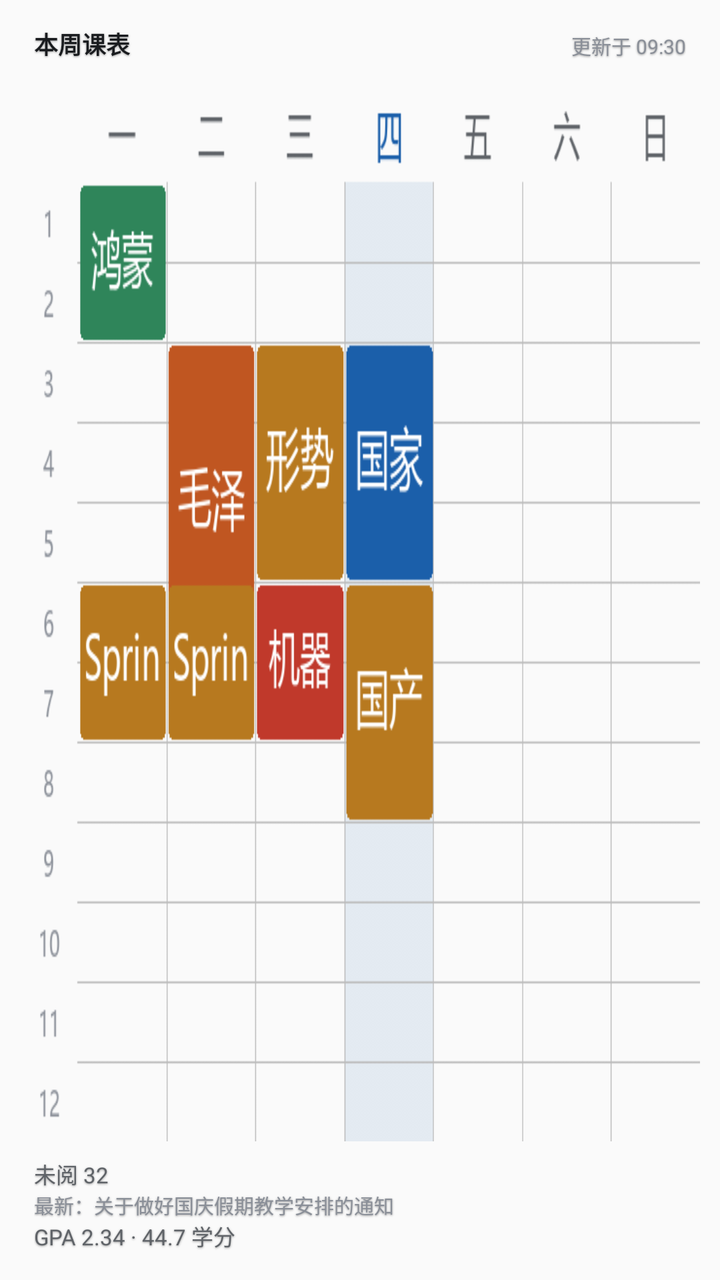
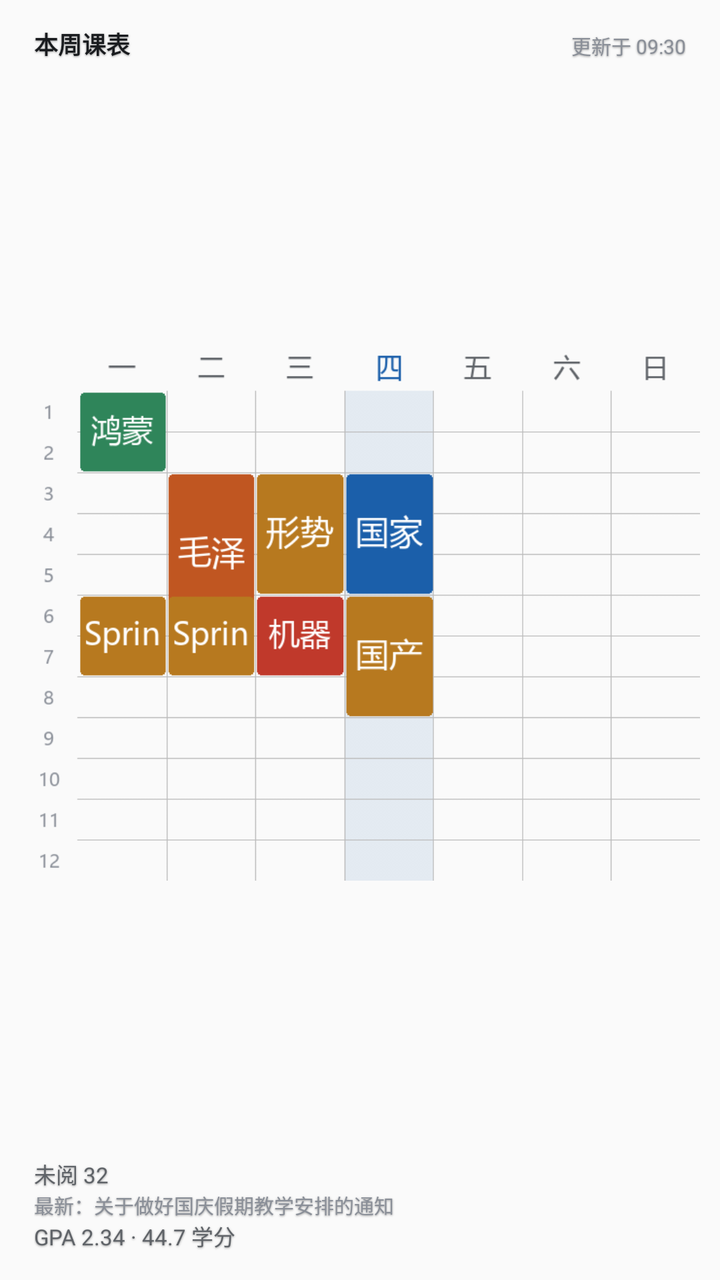

Two renders of the same Android screen: before a commit and after it. Below are the layout's source before the change and the commit's diff.
<!-- AndroidManifest.xml: application theme AppTheme -->
<!-- res/layout/widget_week_preview.xml -->
<?xml version="1.0" encoding="utf-8"?>
<LinearLayout xmlns:android="http://schemas.android.com/apk/res/android"
    android:layout_width="match_parent"
    android:layout_height="match_parent"
    android:orientation="vertical"
    android:padding="10dp">

    <LinearLayout
        android:layout_width="match_parent"
        android:layout_height="wrap_content"
        android:orientation="horizontal"
        android:paddingStart="7dp"
        android:paddingTop="3dp"
        android:paddingEnd="7dp"
        android:paddingBottom="3dp">

        <TextView
            android:shadowColor="#66000000"
            android:shadowDx="0"
            android:shadowDy="1"
            android:shadowRadius="2"
            android:layout_width="0dp"
            android:layout_height="wrap_content"
            android:layout_weight="1"
            android:maxLines="1"
            android:text="本周课表"
            android:textColor="#1A1C1F"
            android:textSize="12sp"
            android:textStyle="bold" />

        <TextView
            android:shadowColor="#66000000"
            android:shadowDx="0"
            android:shadowDy="1"
            android:shadowRadius="2"
            android:layout_width="wrap_content"
            android:layout_height="wrap_content"
            android:maxLines="1"
            android:text="更新于 09:30"
            android:textColor="#8A8F98"
            android:textSize="10sp" />
    </LinearLayout>

    <ImageView
        android:layout_width="match_parent"
        android:layout_height="0dp"
        android:layout_marginTop="4dp"
        android:layout_weight="1"
        android:contentDescription="@string/widget_title_week"
        android:scaleType="fitXY"
        android:src="@drawable/widget_week_preview" />

    <LinearLayout
        android:layout_width="match_parent"
        android:layout_height="wrap_content"
        android:layout_marginTop="4dp"
        android:orientation="vertical"
        android:paddingStart="7dp"
        android:paddingTop="4dp"
        android:paddingEnd="7dp"
        android:paddingBottom="4dp">

        <TextView
            android:shadowColor="#66000000"
            android:shadowDx="0"
            android:shadowDy="1"
            android:shadowRadius="2"
            android:layout_width="match_parent"
            android:layout_height="wrap_content"
            android:maxLines="1"
            android:text="未阅 32"
            android:textColor="#5F6368"
            android:textSize="11sp" />

        <TextView
            android:shadowColor="#66000000"
            android:shadowDx="0"
            android:shadowDy="1"
            android:shadowRadius="2"
            android:layout_width="match_parent"
            android:layout_height="wrap_content"
            android:ellipsize="end"
            android:maxLines="1"
            android:text="最新：关于做好国庆假期教学安排的通知"
            android:textColor="#8A8F98"
            android:textSize="10sp" />

        <TextView
            android:shadowColor="#66000000"
            android:shadowDx="0"
            android:shadowDy="1"
            android:shadowRadius="2"
            android:layout_width="match_parent"
            android:layout_height="wrap_content"
            android:maxLines="1"
            android:text="GPA 2.34 · 44.7 学分"
            android:textColor="#5F6368"
            android:textSize="11sp" />
    </LinearLayout>
</LinearLayout>
<!-- resources referenced by this layout -->
<resources>
  <!-- drawable widget_week_preview: png bitmap (drawable-nodpi, 22992 bytes) -->
  <string name="widget_title_week">本周课表</string>
  <style name="AppTheme" parent="Theme.AppCompat.Light.DarkActionBar">
          
          <item name="colorPrimary">@color/colorPrimary</item>
          <item name="colorPrimaryDark">@color/colorPrimaryDark</item>
          <item name="colorAccent">@color/colorAccent</item>
      </style>
</resources>

<!-- the commit's change to res/layout/widget_week_preview.xml (unified diff, before → after) -->
@@ -47,7 +47,7 @@
         android:layout_marginTop="4dp"
         android:layout_weight="1"
         android:contentDescription="@string/widget_title_week"
-        android:scaleType="fitXY"
+        android:scaleType="fitCenter"
         android:src="@drawable/widget_week_preview" />
 
     <LinearLayout
